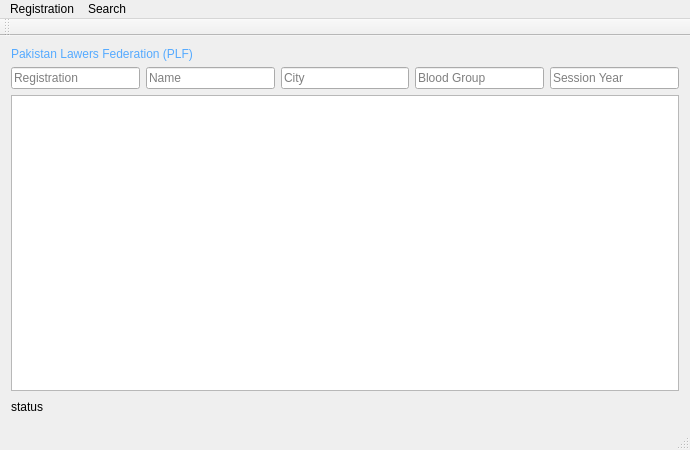
Old version of the form mainwindow.ui in the repository ZeroCoolHacker/PLFDirectory.
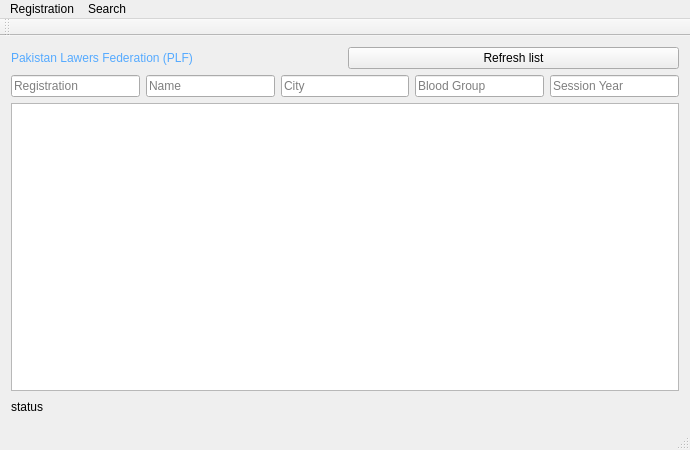
New version of the form.

Commit message: fixed the bug where the app closed causing an exception Changed the layout changed showMaximized to exec

Patch:
```diff
--- a/mainwindow.ui
+++ b/mainwindow.ui
@@ -16,6 +16,8 @@
   <widget class="QWidget" name="centralWidget">
    <layout class="QGridLayout" name="gridLayout">
     <item row="0" column="0">
+     <layout class="QHBoxLayout" name="horizontalLayout_3">
+      <item>
      <widget class="QLabel" name="title_label">
       <property name="styleSheet">
        <string notr="true">font: 75 16pt &quot;MS Shell Dlg 2&quot;;
@@ -25,6 +27,15 @@
        <string>Pakistan Lawers Federation (PLF)</string>
       </property>
      </widget>
+      </item>
+      <item>
+       <widget class="QPushButton" name="refresh_list_pushbutton">
+        <property name="text">
+         <string>Refresh list</string>
+        </property>
+       </widget>
+      </item>
+     </layout>
     </item>
     <item row="1" column="0">
      <layout class="QHBoxLayout" name="horizontalLayout_2">
```
Lines whose indentation alone changed are shown as unchanged. The commit also changes 3 other files.
